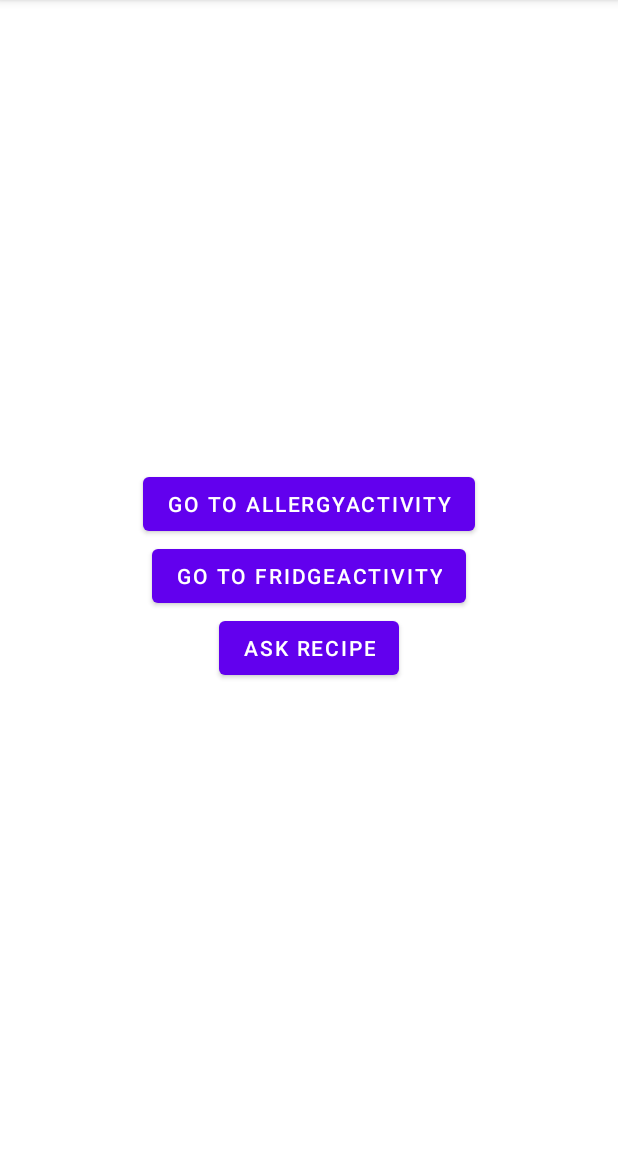
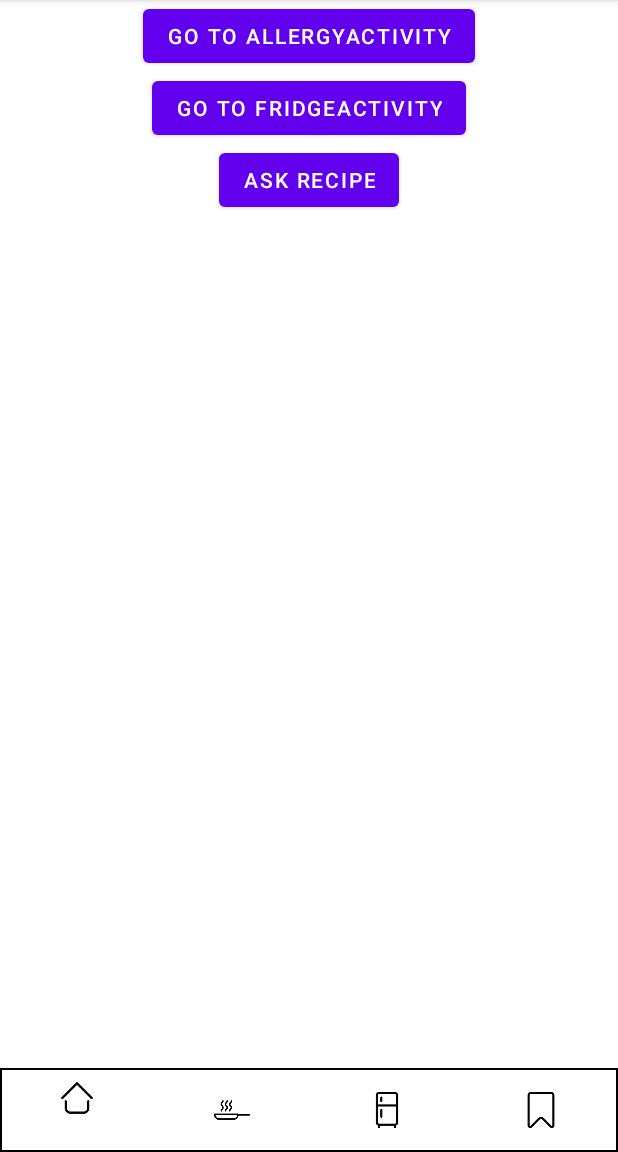
Before and after one commit to GURU2-team7/GURU2-7team-Android, an Android app: the screen it shows after launch (MainActivity), on a phone screen of 412 x 824 dp, the part 84-1236 px from its top. Run offline under Robolectric (Android 15) with nearby library versions, the phone set to English and light mode, and no system bars.

Commit message:
navigation bar

```diff
--- a/app/src/main/java/com/example/guru2/MainActivity.kt
+++ b/app/src/main/java/com/example/guru2/MainActivity.kt
@@ -7,7 +7,9 @@ import androidx.appcompat.app.AppCompatActivity
 import androidx.activity.enableEdgeToEdge
 import androidx.core.view.ViewCompat
 import androidx.core.view.WindowInsetsCompat
+import androidx.fragment.app.FragmentTransaction
 import com.example.guru2.databinding.ActivityMainBinding // 뷰 바인딩 클래스 임포트
+import com.google.android.material.bottomnavigation.BottomNavigationView
 
 class MainActivity : AppCompatActivity() {
 
@@ -16,6 +18,48 @@ class MainActivity : AppCompatActivity() {
 
     override fun onCreate(savedInstanceState: Bundle?) {
         super.onCreate(savedInstanceState)
+        setContentView(R.layout.activity_main)
+
+        // 초기 프래그먼트 설정
+        val naviHomeFragment =
+            Navi_HomeFragment()
+        val naviCookFragment =
+            Navi_CookFragment()
+        val naviFrigerFragment =
+            Navi_FrigerFragment()
+        val naviSaveFragment =
+            Navi_SaveFragment()
+
+        // 기본적으로 homeFragment를 화면에 표시
+        supportFragmentManager.beginTransaction()
+            .add(R.id.rootlayout, naviHomeFragment)
+            .commit()
+
+        // BottomNavigationView 설정
+        val bottomNavigationView = findViewById<BottomNavigationView>(R.id.bottom_nav)
+        bottomNavigationView.setOnItemSelectedListener { item ->
+            val fragmentTransaction: FragmentTransaction = supportFragmentManager.beginTransaction()
+
+            when (item.itemId) {
+                R.id.tabHome -> {
+                    fragmentTransaction.replace(R.id.rootlayout, naviHomeFragment).commit()
+                    true
+                }
+                R.id.tabCook -> {
+                    fragmentTransaction.replace(R.id.rootlayout, naviCookFragment).commit()
+                    true
+                }
+                R.id.tabFriger -> {
+                    fragmentTransaction.replace(R.id.rootlayout, naviFrigerFragment).commit()
+                    true
+                }
+                R.id.tabSave -> {
+                    fragmentTransaction.replace(R.id.rootlayout, naviSaveFragment).commit()
+                    true
+                }
+                else -> false
+            }
+        }
 
         // 뷰 바인딩 초기화
         binding = ActivityMainBinding.inflate(layoutInflater)
--- /dev/null
+++ b/app/src/main/java/com/example/guru2/Navi_CookFragment.java
@@ -0,0 +1,16 @@
+package com.example.guru2;
+
+import android.os.Bundle;
+import android.view.LayoutInflater;
+import android.view.View;
+import android.view.ViewGroup;
+
+import androidx.fragment.app.Fragment;
+
+public class Navi_CookFragment extends Fragment {
+
+    @Override
+    public View onCreateView(LayoutInflater inflater, ViewGroup container, Bundle savedInstanceState){
+        return inflater.inflate(R.layout.navi_fragment_cook, container, false);
+    }
+}
--- /dev/null
+++ b/app/src/main/java/com/example/guru2/Navi_FrigerFragment.java
@@ -0,0 +1,15 @@
+package com.example.guru2;
+
+import android.os.Bundle;
+import android.view.LayoutInflater;
+import android.view.View;
+import android.view.ViewGroup;
+
+import androidx.fragment.app.Fragment;
+
+public class Navi_FrigerFragment extends Fragment {
+    @Override
+    public View onCreateView(LayoutInflater inflater, ViewGroup container, Bundle savedInstanceState){
+        return inflater.inflate(R.layout.navi_fragment_friger, container, false);
+    }
+}
--- /dev/null
+++ b/app/src/main/java/com/example/guru2/Navi_HomeFragment.java
@@ -0,0 +1,16 @@
+package com.example.guru2;
+
+import android.os.Bundle;
+import android.view.LayoutInflater;
+import android.view.View;
+import android.view.ViewGroup;
+
+import androidx.fragment.app.Fragment;
+
+public class Navi_HomeFragment extends Fragment {
+
+    @Override
+    public View onCreateView(LayoutInflater inflater, ViewGroup container, Bundle savedInstanceState){
+        return inflater.inflate(R.layout.navi_fragment_home, container, false);
+    }
+}
--- /dev/null
+++ b/app/src/main/java/com/example/guru2/Navi_SaveFragment.java
@@ -0,0 +1,16 @@
+package com.example.guru2;
+
+import android.os.Bundle;
+import android.view.LayoutInflater;
+import android.view.View;
+import android.view.ViewGroup;
+
+import androidx.fragment.app.Fragment;
+
+public class Navi_SaveFragment extends Fragment {
+
+    @Override
+    public View onCreateView(LayoutInflater inflater, ViewGroup container, Bundle savedInstanceState){
+        return inflater.inflate(R.layout.navi_fragment_save, container, false);
+    }
+}
--- /dev/null
+++ b/app/src/main/res/drawable/navi_bottom_border.xml
@@ -0,0 +1,5 @@
+<shape xmlns:android="http://schemas.android.com/apk/res/android">
+    <solid android:color="@android:color/transparent" />  <!-- 배경색을 투명하게 설정 -->
+    <stroke android:color="@android:color/black" android:width="1dp"/>  <!-- 가로선 색상을 검정색으로 설정 -->
+    <size android:height="0.7dp" />  <!-- 선 두께 -->
+</shape>
--- a/app/src/main/res/layout/activity_main.xml
+++ b/app/src/main/res/layout/activity_main.xml
@@ -1,5 +1,7 @@
 <LinearLayout
     xmlns:android="http://schemas.android.com/apk/res/android"
+    xmlns:app="http://schemas.android.com/apk/res-auto"
+    xmlns:tools="http://schemas.android.com/tools"
     android:id="@+id/main"
     android:layout_width="match_parent"
     android:layout_height="match_parent"
@@ -27,4 +29,18 @@
         android:layout_height="wrap_content"
         android:text="Ask Recipe" />
 
+    <FrameLayout
+        android:id="@+id/rootlayout"
+        android:layout_width="match_parent"
+        android:layout_height="wrap_content"
+        android:layout_weight="1" />
+
+    <com.google.android.material.bottomnavigation.BottomNavigationView
+        android:layout_width="match_parent"
+        android:layout_height="wrap_content"
+        app:menu="@menu/bottom_menu"
+        app:itemIconTint="@color/black"
+        android:background="@drawable/navi_bottom_border"
+        android:id="@+id/bottom_nav" />  <!-- itemIconTint : 버튼 눌렀을 때 색깔 바뀜 -->
+
 </LinearLayout>
--- /dev/null
+++ b/app/src/main/res/layout/navi_fragment_home.xml
@@ -0,0 +1,15 @@
+<?xml version="1.0" encoding="utf-8"?>
+<FrameLayout xmlns:android="http://schemas.android.com/apk/res/android"
+    xmlns:tools="http://schemas.android.com/tools"
+    android:layout_width="match_parent"
+    android:layout_height="match_parent"
+    tools:context=".Navi_HomeFragment">
+
+    <!-- TODO: Update blank fragment layout -->
+    <TextView
+        android:layout_width="match_parent"
+        android:layout_height="match_parent"
+        android:text="@string/hello_blank_fragment"
+        android:visibility="invisible" />
+
+</FrameLayout>
--- /dev/null
+++ b/app/src/main/res/menu/bottom_menu.xml
@@ -0,0 +1,22 @@
+<?xml version="1.0" encoding="utf-8"?>
+<menu xmlns:android="http://schemas.android.com/apk/res/android">
+    <item
+        android:id="@+id/HomeButton"
+        android:icon="@drawable/jh_navi_home"
+        android:title=""/>
+
+    <item
+        android:id="@+id/CookButton"
+        android:icon="@drawable/jh_navi_cook"
+        android:title=""/>
+
+    <item
+        android:id="@+id/RefrigeratorButton"
+        android:icon="@drawable/jh_navi_refrigerator"
+        android:title=""/>
+
+    <item
+        android:id="@+id/SaveButton"
+        android:icon="@drawable/jh_navi_save"
+        android:title=""/>
+</menu>
--- /dev/null
+++ b/app/src/main/res/values/ids.xml
@@ -0,0 +1,7 @@
+<?xml version="1.0" encoding="utf-8"?>
+<resources>
+    <item name="tabHome" type="id" />
+    <item name="tabCook" type="id" />
+    <item name="tabFriger" type="id" />
+    <item name="tabSave" type="id" />
+</resources>
--- a/app/src/main/res/values/strings.xml
+++ b/app/src/main/res/values/strings.xml
@@ -7,4 +7,5 @@
     <string name="button_add">등록</string>
     <string name="button_save">저장</string>
     <string name="edit_hint">입력해 주세요</string>
+    <string name="hello_blank_fragment">Hello blank fragment</string>
 </resources>
```
Also changed, not shown: app/src/main/res/layout/navi_fragment_cook.xml (added, +15 -0 lines), app/src/main/res/layout/navi_fragment_friger.xml (added, +15 -0 lines), app/src/main/res/layout/navi_fragment_save.xml (added, +15 -0 lines), app/src/main/res/drawable/jh_navi_cook.png (added), app/src/main/res/drawable/jh_navi_home.png (added), app/src/main/res/drawable/jh_navi_refrigerator.png (added), app/src/main/res/drawable/jh_navi_save.png (added).
